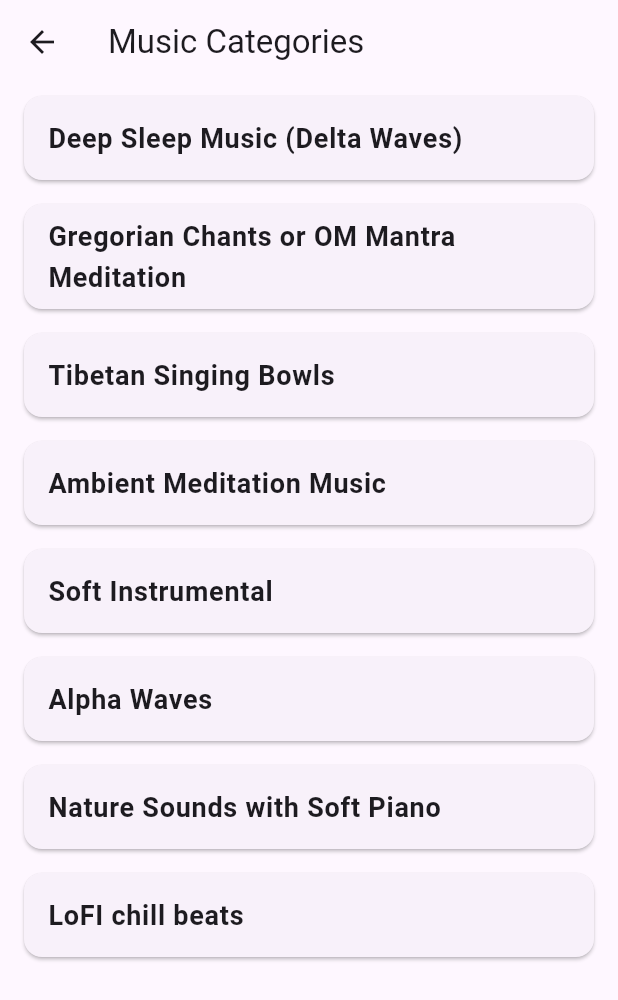
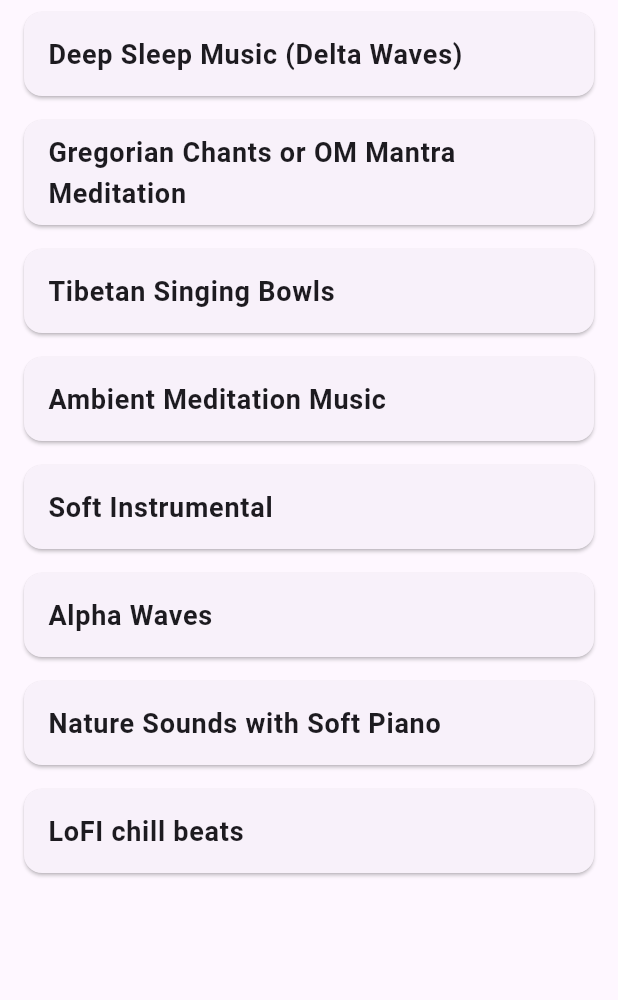
Before and after one commit to IT21161674/Ayuraura, a Flutter app: the CategoriesScreen widget shown alone on an empty page, opened directly, on a phone screen of 412 x 824 dp. Shown: the top 1000 px of the screen. Run offline on Flutter 3.47's test engine with Material 3 defaults, Android fonts, the phone set to English and light mode, and no system bars; our stand-ins replace bottom_navy_bar, camera, charts_flutter, cloud_firestore, equatable, firebase_auth and 7 more; missing offline and left inert: stress_management, zoom_widget; accounts and stored records are empty.

```diff
--- a/frontend/lib/pages/main_pages/music_page/categories_screen.dart
+++ b/frontend/lib/pages/main_pages/music_page/categories_screen.dart
@@ -79,9 +79,7 @@ class CategoriesScreen extends StatelessWidget {
 
   @override
   Widget build(BuildContext context) {
-    return Scaffold(
-      appBar: AppBar(title: Text('Music Categories')),
-      body: ListView.builder(
+    return ListView.builder(
       itemCount: categories.length,
       itemBuilder: (context, index) {
         return Card(
@@ -99,7 +97,6 @@ class CategoriesScreen extends StatelessWidget {
           ),
         );
       },
-      ),
     );
   }
 }
```
Also changed, not shown: frontend/lib/pages/main_pages/music_page/listening_history_screen.dart (+2 -8 lines). Lines whose indentation alone changed are shown as unchanged.
